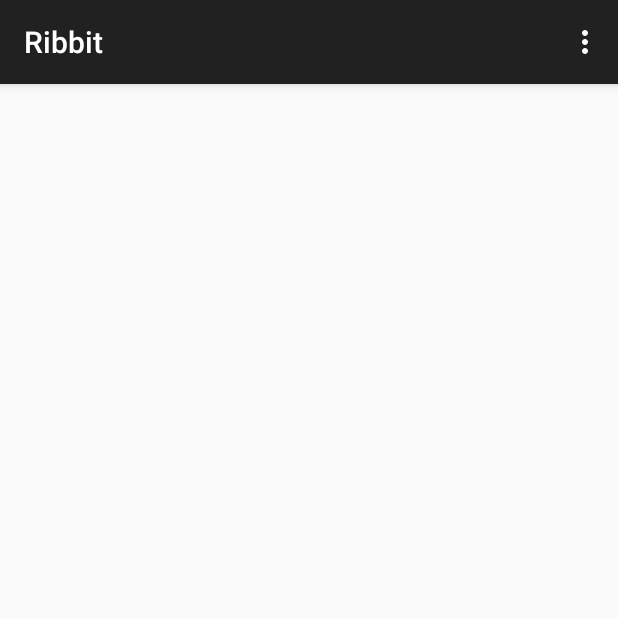
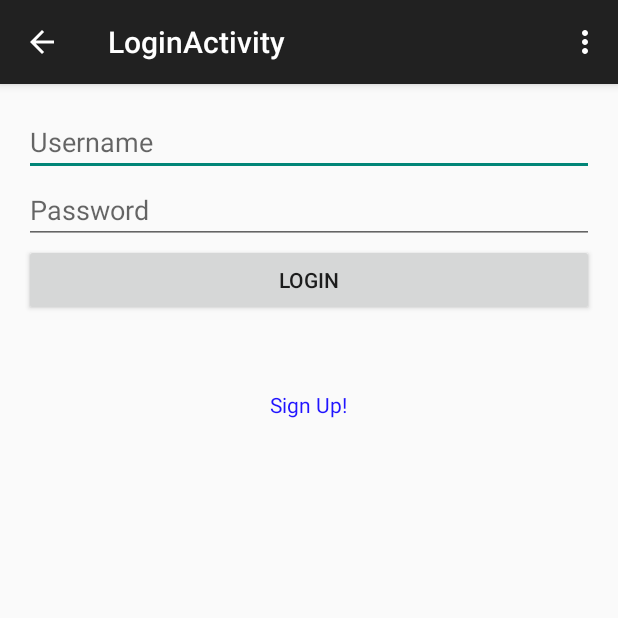
Before and after one commit to samuelhavard/Ribbit, an Android app: the screen it shows after launch (MainActivity before the commit, LoginActivity after it), on a phone screen of 412 x 824 dp, the top half of it. Run offline under Robolectric (Android 15) with nearby library versions, the phone set to English and light mode, and no system bars; our stand-ins replace ButterKnife.

Commit message:
added sign up and login activities

```diff
--- a/app/build.gradle
+++ b/app/build.gradle
@@ -23,4 +23,5 @@ android {
 dependencies {
     compile fileTree(include: ['*.jar'], dir: 'libs')
     compile 'com.android.support:appcompat-v7:23.1.0'
+    compile 'com.jakewharton:butterknife:7.0.1'
 }
--- /dev/null
+++ b/app/src/main/java/com/samuelhavard/ribbit/activities/LoginActivity.java
@@ -0,0 +1,58 @@
+package com.samuelhavard.ribbit.activities;
+
+import android.content.Intent;
+import android.support.v7.app.AppCompatActivity;
+import android.os.Bundle;
+import android.view.Menu;
+import android.view.MenuItem;
+import android.view.View;
+import android.widget.TextView;
+
+import com.samuelhavard.ribbit.R;
+
+import butterknife.Bind;
+import butterknife.ButterKnife;
+
+public class LoginActivity extends AppCompatActivity {
+
+    protected @Bind(R.id.signupText) TextView mSignupTextView;
+
+
+    @Override
+    protected void onCreate(Bundle savedInstanceState) {
+        super.onCreate(savedInstanceState);
+        setContentView(R.layout.activity_login);
+    }
+
+    @Override
+    public boolean onCreateOptionsMenu(Menu menu) {
+        // Inflate the menu; this adds items to the action bar if it is present.
+        getMenuInflater().inflate(R.menu.menu_login, menu);
+        ButterKnife.bind(this);
+
+        mSignupTextView.setOnClickListener(new View.OnClickListener() {
+            @Override
+            public void onClick(View v) {
+                Intent intent = new Intent(LoginActivity.this, SignupActivity.class);
+                startActivity(intent);
+            }
+        });
+
+        return true;
+    }
+
+    @Override
+    public boolean onOptionsItemSelected(MenuItem item) {
+        // Handle action bar item clicks here. The action bar will
+        // automatically handle clicks on the Home/Up button, so long
+        // as you specify a parent activity in AndroidManifest.xml.
+        int id = item.getItemId();
+
+        //noinspection SimplifiableIfStatement
+        if (id == R.id.action_settings) {
+            return true;
+        }
+
+        return super.onOptionsItemSelected(item);
+    }
+}
--- /dev/null
+++ b/app/src/main/java/com/samuelhavard/ribbit/activities/MainActivity.java
@@ -0,0 +1,48 @@
+package com.samuelhavard.ribbit.activities;
+
+import android.content.Intent;
+import android.support.v7.app.AppCompatActivity;
+import android.os.Bundle;
+import android.view.Menu;
+import android.view.MenuItem;
+
+import com.samuelhavard.ribbit.R;
+
+import butterknife.ButterKnife;
+
+public class MainActivity extends AppCompatActivity {
+
+    @Override
+    protected void onCreate(Bundle savedInstanceState) {
+        super.onCreate(savedInstanceState);
+        setContentView(R.layout.activity_main);
+        ButterKnife.bind(this);
+
+        Intent intent = new Intent(this, LoginActivity.class);
+        intent.addFlags(Intent.FLAG_ACTIVITY_NEW_TASK);
+        intent.addFlags(Intent.FLAG_ACTIVITY_CLEAR_TASK);
+        startActivity(intent);
+    }
+
+    @Override
+    public boolean onCreateOptionsMenu(Menu menu) {
+        // Inflate the menu; this adds items to the action bar if it is present.
+        getMenuInflater().inflate(R.menu.menu_main, menu);
+        return true;
+    }
+
+    @Override
+    public boolean onOptionsItemSelected(MenuItem item) {
+        // Handle action bar item clicks here. The action bar will
+        // automatically handle clicks on the Home/Up button, so long
+        // as you specify a parent activity in AndroidManifest.xml.
+        int id = item.getItemId();
+
+        //noinspection SimplifiableIfStatement
+        if (id == R.id.action_settings) {
+            return true;
+        }
+
+        return super.onOptionsItemSelected(item);
+    }
+}
--- /dev/null
+++ b/app/src/main/res/layout/activity_login.xml
@@ -0,0 +1,47 @@
+<RelativeLayout xmlns:android="http://schemas.android.com/apk/res/android"
+                xmlns:tools="http://schemas.android.com/tools"
+                android:layout_width="match_parent"
+                android:layout_height="match_parent"
+                android:paddingLeft="@dimen/activity_horizontal_margin"
+                android:paddingRight="@dimen/activity_horizontal_margin"
+                android:paddingTop="@dimen/activity_vertical_margin"
+                android:paddingBottom="@dimen/activity_vertical_margin"
+                tools:context="com.samuelhavard.ribbit.activities.LoginActivity">
+
+
+    <EditText
+        android:layout_width="fill_parent"
+        android:layout_height="wrap_content"
+        android:id="@+id/userNameField"
+        android:layout_alignParentTop="true"
+        android:layout_alignParentStart="true"
+        android:hint="@string/user_name_hint"/>
+
+    <EditText
+        android:layout_width="fill_parent"
+        android:layout_height="wrap_content"
+        android:inputType="textPassword"
+        android:ems="10"
+        android:id="@+id/passwordField"
+        android:layout_below="@+id/userNameField"
+        android:layout_alignParentStart="true"
+        android:hint="@string/password_hint"/>
+
+    <Button
+        android:layout_width="fill_parent"
+        android:layout_height="wrap_content"
+        android:text="@string/login_button_label"
+        android:id="@+id/loginButton"
+        android:layout_below="@+id/passwordField"
+        android:layout_alignParentStart="true"/>
+
+    <TextView
+        android:layout_width="wrap_content"
+        android:layout_height="wrap_content"
+        android:text="@string/sign_up_text"
+        android:id="@+id/signupText"
+        android:layout_below="@+id/loginButton"
+        android:layout_centerHorizontal="true"
+        android:layout_marginTop="49dp"
+        android:textColor="#2014ff"/>
+</RelativeLayout>
--- /dev/null
+++ b/app/src/main/res/menu/menu_login.xml
@@ -0,0 +1,9 @@
+<menu xmlns:android="http://schemas.android.com/apk/res/android"
+      xmlns:app="http://schemas.android.com/apk/res-auto"
+      xmlns:tools="http://schemas.android.com/tools"
+      tools:context="com.samuelhavard.ribbit.activities.LoginActivity">
+    <item android:id="@+id/action_settings"
+          android:title="@string/action_settings"
+          android:orderInCategory="100"
+          app:showAsAction="never"/>
+</menu>
--- a/app/src/main/res/values/strings.xml
+++ b/app/src/main/res/values/strings.xml
@@ -3,4 +3,11 @@
 
     <string name="hello_world">Hello world!</string>
     <string name="action_settings">Settings</string>
+    <string name="title_activity_login">LoginActivity</string>
+    <string name="password_hint">Password</string>
+    <string name="user_name_hint">Username</string>
+    <string name="login_button_label">Login</string>
+    <string name="sign_up_text">Sign Up!</string>
+    <string name="title_activity_signup">SignupActivity</string>
+    <string name="email_string">E-Mail Address</string>
 </resources>
```
Also changed, not shown: app/src/main/AndroidManifest.xml (+21 -2 lines), app/src/main/java/com/samuelhavard/ribbit/activities/SignupActivity.java (renamed from app/src/main/java/com/samuelhavard/ribbit/MainActivity.java, +6 -4 lines), app/src/main/res/layout/activity_signup.xml (added, +47 -0 lines), app/src/main/res/menu/menu_signup.xml (added, +9 -0 lines), 1 other file.
